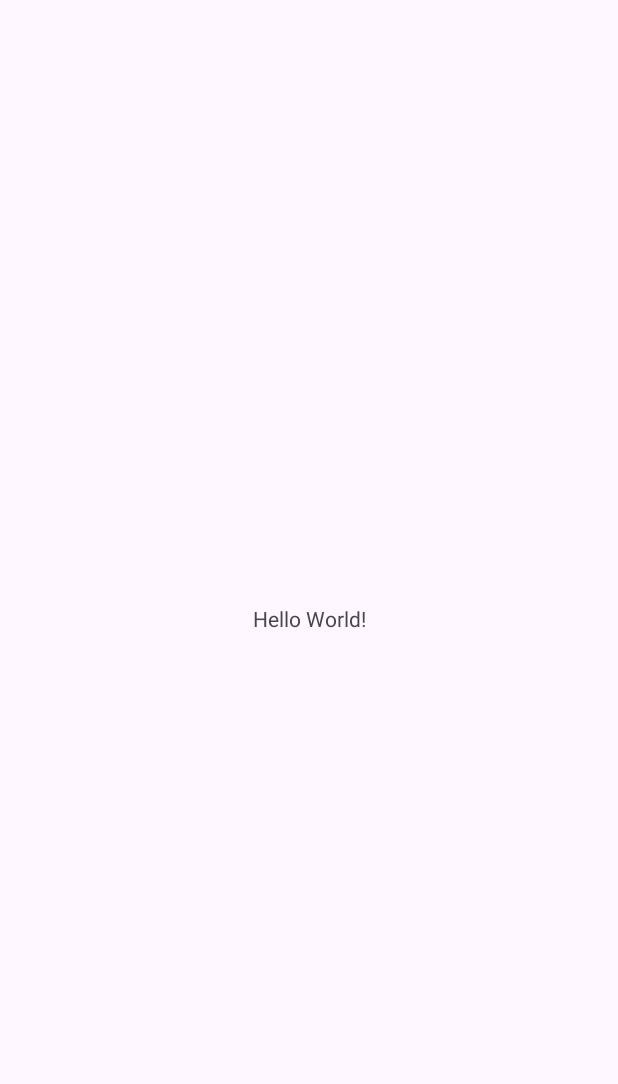
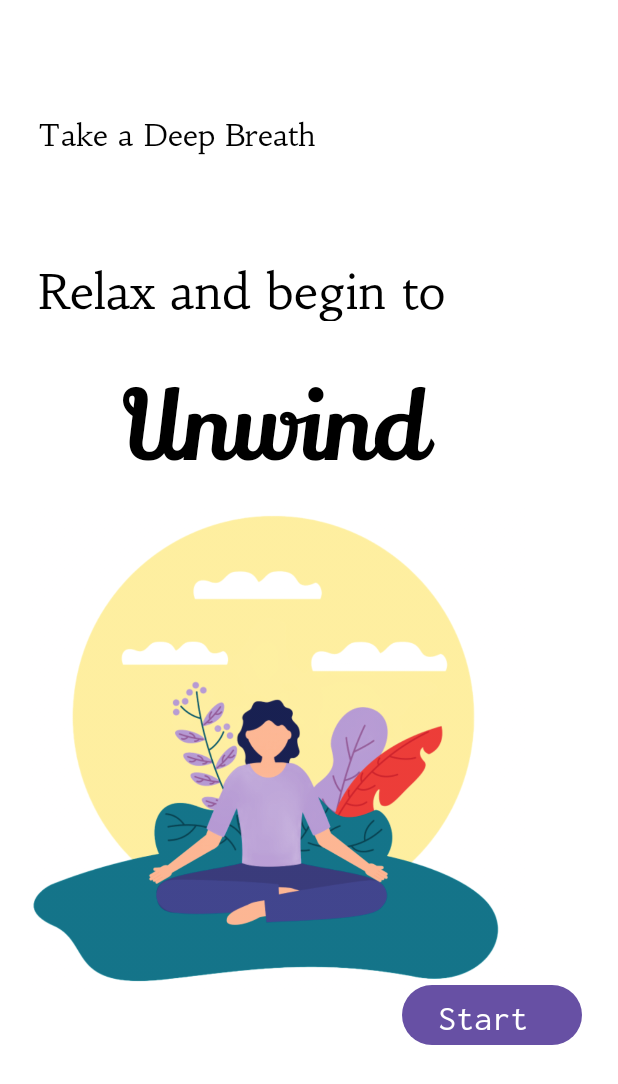
Before and after one commit to karlav24/Unwind, an Android app: the screen it shows after launch (MainActivity), on a phone screen of 412 x 824 dp. Before the commit the part shown is almost empty. Shown: the top 1084 px of the screen. Run offline under Robolectric (Android 15) with nearby library versions, the light colour scheme and no system bars.

Commit message:
added first page of the UI nyx created on figma, which then navigates to the now functional meditation track recyclerview

```diff
--- a/app/build.gradle.kts
+++ b/app/build.gradle.kts
@@ -39,7 +39,7 @@
 dependencies {
     implementation("androidx.room:room-runtime:2.6.1")
     ksp("androidx.room:room-compiler:2.6.1")
-
+    implementation("androidx.room:room-ktx:2.6.1")
     implementation("androidx.lifecycle:lifecycle-viewmodel-ktx:2.7.0")
     implementation("androidx.lifecycle:lifecycle-livedata-ktx:2.7.0")
     implementation("androidx.core:core-ktx:1.12.0")
--- a/app/src/main/java/com/example/unwind/MainActivity.kt
+++ b/app/src/main/java/com/example/unwind/MainActivity.kt
@@ -1,53 +1,29 @@
 package com.example.unwind
 
+import android.content.Intent
+import android.os.Bundle
+import android.widget.Button
 import androidx.appcompat.app.AppCompatActivity
-import android.os.Bundle
+import androidx.lifecycle.Observer
 import androidx.lifecycle.ViewModelProvider
+import androidx.recyclerview.widget.LinearLayoutManager
+import androidx.recyclerview.widget.RecyclerView
 import com.example.unwind.MeditationTracks.MeditationTrack
+import com.example.unwind.MeditationTracks.MeditationTrackAdapter
 import com.example.unwind.MeditationTracks.MeditationViewModel
 
 class MainActivity : AppCompatActivity() {
 
     private lateinit var viewModel: MeditationViewModel
-
+    private lateinit var adapter: MeditationTrackAdapter
+    private lateinit var start: Button
     override fun onCreate(savedInstanceState: Bundle?) {
         super.onCreate(savedInstanceState)
         setContentView(R.layout.activity_main)
-
-        viewModel = ViewModelProvider(this).get(MeditationViewModel::class.java)
-
-        // Observe changes in tracks
-        /*viewModel.allTracks.observe(this, { tracks ->
-            // Update UI with the list of tracks
-        })*/
-
-        var newTrack = MeditationTrack(
-            title = "Birds Singing",
-            artist = "Nature Sounds",
-            duration = 112, // duration in seconds.
-            resourceId = R.raw.bird_singing
-        )
-        viewModel.insert(newTrack)
-        newTrack = MeditationTrack(
-            title = "Ethereal",
-            artist = "432 Hz Music",
-            duration = 141, // duration in seconds.
-            resourceId = R.raw.ethereal
-        )
-        viewModel.insert(newTrack)
-        newTrack = MeditationTrack(
-            title = "Rain and Thunder",
-            artist = "Nature Sounds",
-            duration = 58, // duration in seconds.
-            resourceId = R.raw.rain_thunder
-        )
-        viewModel.insert(newTrack)
-        newTrack = MeditationTrack(
-            title = "Sleep",
-            artist = "Sleeping Sounds",
-            duration = 173, // duration in seconds.
-            resourceId = R.raw.rain_thunder
-        )
-        viewModel.insert(newTrack)
+        start = findViewById(R.id.start)
+        start.setOnClickListener {
+            val intent = Intent(this, MusicActivity::class.java)
+            startActivity(intent)
+        }
     }
 }
--- a/app/src/main/res/layout/activity_main.xml
+++ b/app/src/main/res/layout/activity_main.xml
@@ -1,18 +1,89 @@
 <?xml version="1.0" encoding="utf-8"?>
-<androidx.constraintlayout.widget.ConstraintLayout xmlns:android="http://schemas.android.com/apk/res/android"
+<!--<androidx.constraintlayout.widget.ConstraintLayout xmlns:android="http://schemas.android.com/apk/res/android"
     xmlns:app="http://schemas.android.com/apk/res-auto"
     xmlns:tools="http://schemas.android.com/tools"
     android:layout_width="match_parent"
     android:layout_height="match_parent"
-    tools:context=".MainActivity">
+    android:background="#FFFFFF"
+    tools:context=".MainActivity">-->
+<RelativeLayout xmlns:android="http://schemas.android.com/apk/res/android"
+    android:id="@+id/android_lar"
+    android:layout_width="match_parent"
+    android:layout_height="match_parent"
+    android:clipToOutline="true"
+    android:background="#FFFFFF">
 
     <TextView
-        android:layout_width="wrap_content"
-        android:layout_height="wrap_content"
-        android:text="Hello World!"
-        app:layout_constraintBottom_toBottomOf="parent"
-        app:layout_constraintEnd_toEndOf="parent"
-        app:layout_constraintStart_toStartOf="parent"
-        app:layout_constraintTop_toTopOf="parent" />
+        android:id="@+id/take_a_deep"
+        android:layout_width="307dp"
+        android:layout_height="58dp"
+        android:layout_marginStart="25dp"
+        android:layout_marginTop="77dp"
+        android:text="@string/take_a_deep"
+        android:textAppearance="@style/take_a_deep"
+        android:gravity="top" />
 
-</androidx.constraintlayout.widget.ConstraintLayout>
+    <!-- Font family: Habibi, Line height: 25sp -->
+
+    <TextView
+        android:id="@+id/relax_and_b"
+        android:layout_width="288dp"
+        android:layout_height="39dp"
+        android:layout_below="@id/take_a_deep"
+        android:layout_marginStart="25dp"
+        android:layout_marginTop="39dp"
+        android:text="@string/relax_and_b"
+        android:textAppearance="@style/relax_and_b"
+        android:gravity="top" />
+
+    <!-- Font family: Habibi, Line height: 40sp -->
+
+    <TextView
+        android:id="@+id/unwind"
+        android:layout_width="224dp"
+        android:layout_height="90dp"
+        android:layout_below="@id/relax_and_b"
+        android:layout_marginStart="82dp"
+        android:layout_marginTop="27dp"
+        android:gravity="top"
+        android:text="@string/unwind"
+        android:textAppearance="@style/unwind" />
+
+    <!-- Font family: Lily Script One, Line height: 88sp -->
+
+    <ImageView
+        android:id="@+id/meditate"
+        android:layout_width="356dp"
+        android:layout_height="322dp"
+        android:layout_below="@id/unwind"
+        android:layout_marginStart="-14dp"
+        android:layout_marginTop="7dp"
+        android:contentDescription="Image"
+        android:src="@drawable/meditate"
+        android:translationX="20dp" />
+
+    <Button
+        android:id="@+id/start"
+        android:layout_width="120dp"
+        android:layout_height="48dp"
+        android:layout_below="@id/meditate"
+        android:layout_alignParentEnd="true"
+        android:layout_marginTop="12dp"
+        android:layout_marginEnd="24dp"
+        android:gravity="top"
+        android:text="@string/start"
+        android:textAppearance="@style/start"
+        android:translationY="-20dp" />
+    <!-- Font family: Ligconsolata, Line height: 25sp -->
+</RelativeLayout>
+
+    <!--<androidx.recyclerview.widget.RecyclerView
+        android:id="@+id/recyclerViewTracks"
+        android:layout_width="match_parent"
+        android:layout_height="match_parent"
+        app:layoutManager="androidx.recyclerview.widget.LinearLayoutManager"
+        tools:listitem="@layout/item_meditation_track"
+        tools:itemCount="5"
+        tools:layoutManager="androidx.recyclerview.widget.LinearLayoutManager" />
+        </androidx.constraintlayout.widget.ConstraintLayout>
+    -->
--- a/app/src/main/res/values/strings.xml
+++ b/app/src/main/res/values/strings.xml
@@ -1,3 +1,7 @@
 <resources>
     <string name="app_name">Unwind</string>
+    <string name="start">Start</string>
+    <string name="take_a_deep">Take a Deep Breath</string>
+    <string name="relax_and_b">Relax and begin to</string>
+    <string name="unwind">Unwind</string>
 </resources>
--- /dev/null
+++ b/app/src/main/res/values/styles.xml
@@ -0,0 +1,23 @@
+<?xml version="1.0" encoding="utf-8"?>
+<resources>
+    <style name="take_a_deep">
+        <item name="android:textSize">20sp</item>
+        <item name="android:textColor">#000000</item>
+        <item name="android:fontFamily">@font/habibi_regular</item>
+    </style>
+    <style name="relax_and_b">
+        <item name="android:textSize">32sp</item>
+        <item name="android:textColor">#000000</item>
+        <item name="android:fontFamily">@font/habibi_regular</item>
+    </style>
+    <style name="unwind">
+        <item name="android:textSize">64sp</item>
+        <item name="android:textColor">#000000</item>
+        <item name="android:fontFamily">@font/lily_script_one_regular</item>
+    </style>
+    <style name="start">
+        <item name="android:textSize">24sp</item>
+        <item name="android:textColor">#FFFFFF</item>
+        <item name="android:fontFamily">@font/inconsolata</item>
+    </style>
+</resources>
```
Also changed, not shown: app/src/main/AndroidManifest.xml (+9 -0 lines), app/src/main/java/com/example/unwind/MeditationTracks/MeditationAdapter.kt (added, +64 -0 lines), app/src/main/java/com/example/unwind/MusicActivity.kt (added, +70 -0 lines), app/src/main/res/drawable/tempimageyn.xml (added, +15 -0 lines), app/src/main/res/layout/item_meditation_track.xml (added, +46 -0 lines), app/src/main/res/layout/recycler_view_layout.xml (added, +17 -0 lines), app/src/main/res/xml/fonts.xml (added, +7 -0 lines), app/src/main/res/drawable/ic_play.png (added), app/src/main/res/drawable/meditate.png (added), app/src/main/res/font/habibi_regular.otf (added), app/src/main/res/font/inconsolata.ttf (added), app/src/main/res/font/lily_script_one_regular.ttf (added).
